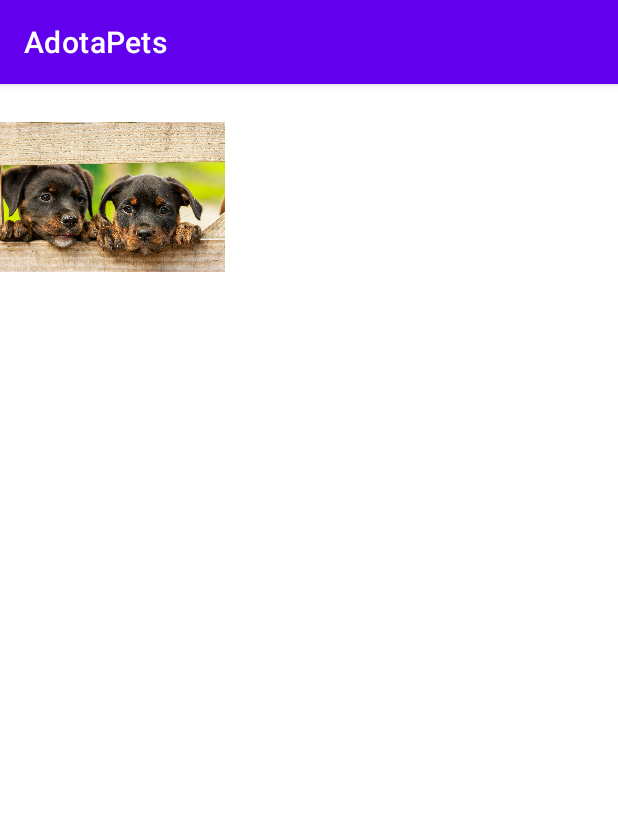
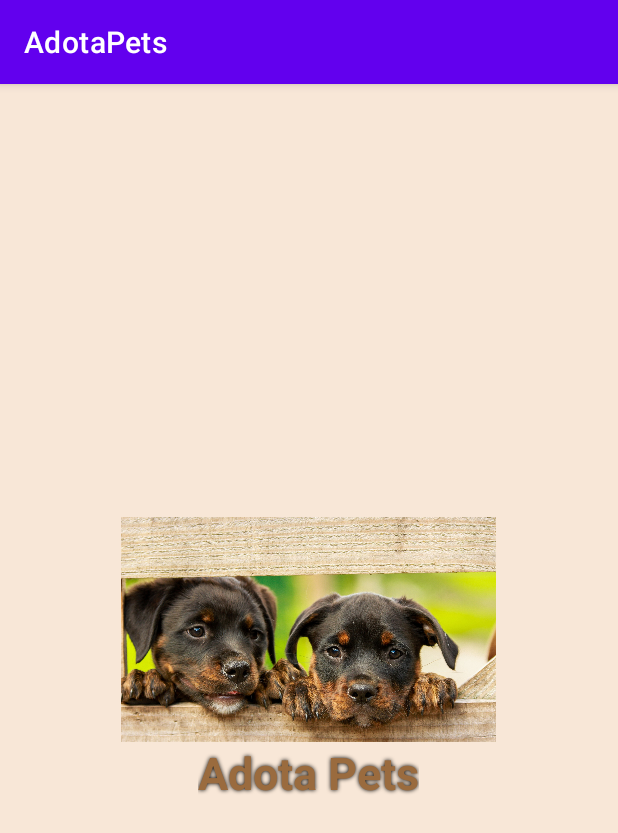
Before and after one commit to dsena205/AdotaPets, an Android app: the SplashActivity screen opened directly, with no data from a screen before it, on a phone screen of 412 x 824 dp. Shown: the top 833 px of the screen. Run offline under Robolectric (Android 15) with nearby library versions, the phone set to English and light mode, and no system bars.

Commit message:
splash layout

```diff
--- a/app/src/main/res/layout/splash_layout.xml
+++ b/app/src/main/res/layout/splash_layout.xml
@@ -2,15 +2,30 @@
 <LinearLayout xmlns:android="http://schemas.android.com/apk/res/android"
     xmlns:app="http://schemas.android.com/apk/res-auto"
     xmlns:tools="http://schemas.android.com/tools"
-    android:orientation="vertical"
     android:layout_width="match_parent"
     android:layout_height="match_parent"
+    android:orientation="vertical"
+    android:gravity="center"
+    android:background="#F8E7D7"
     tools:context=".SplashActivity">
 
     <ImageView
-        android:layout_width="150dp"
+        android:layout_gravity="center"
+        android:layout_width="250dp"
         android:layout_height="150dp"
-        android:src="@drawable/logo"
-        />
+        android:contentDescription="Logo"
+        android:scaleType="centerCrop"
+        android:src="@drawable/logo" />
+
+    <TextView
+        android:shadowColor="#000"
+        android:shadowRadius="3"
+        android:layout_gravity="center"
+        android:layout_width="wrap_content"
+        android:layout_height="wrap_content"
+        android:text="Adota Pets"
+        android:textColor="#9A6B3E"
+        android:textSize="30sp"
+        android:textStyle="bold" />
 
 </LinearLayout>
```
